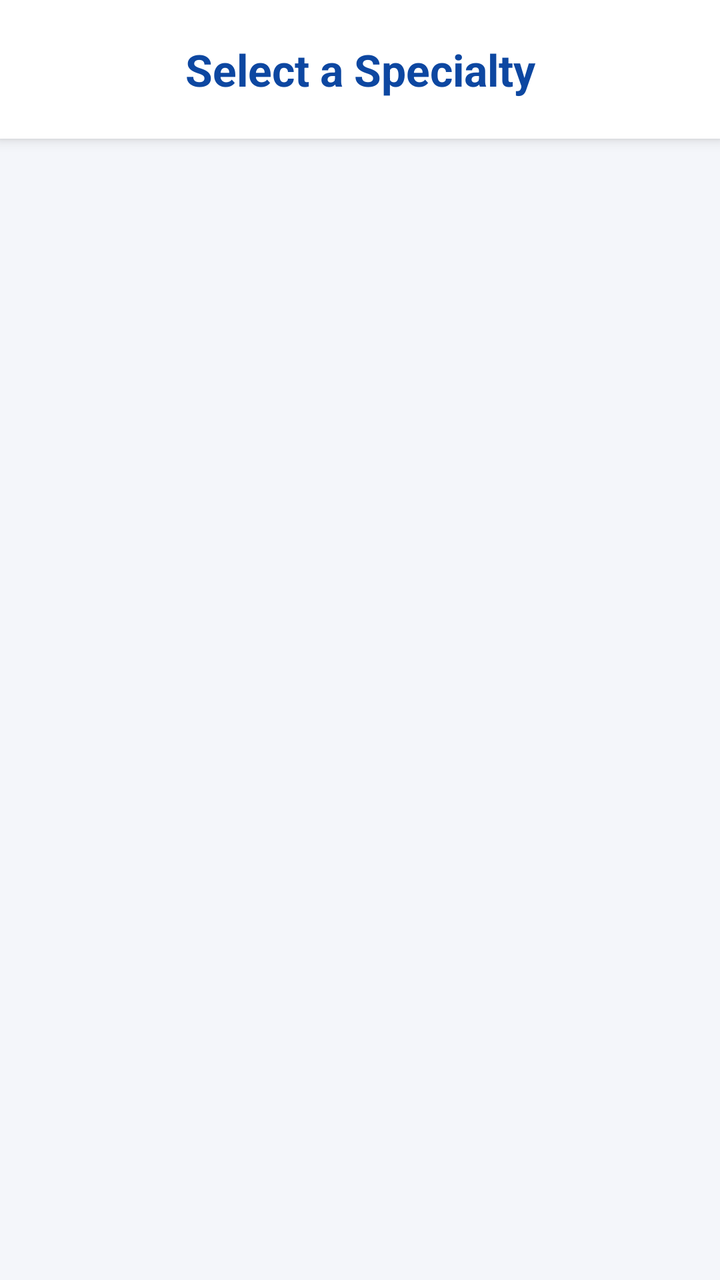
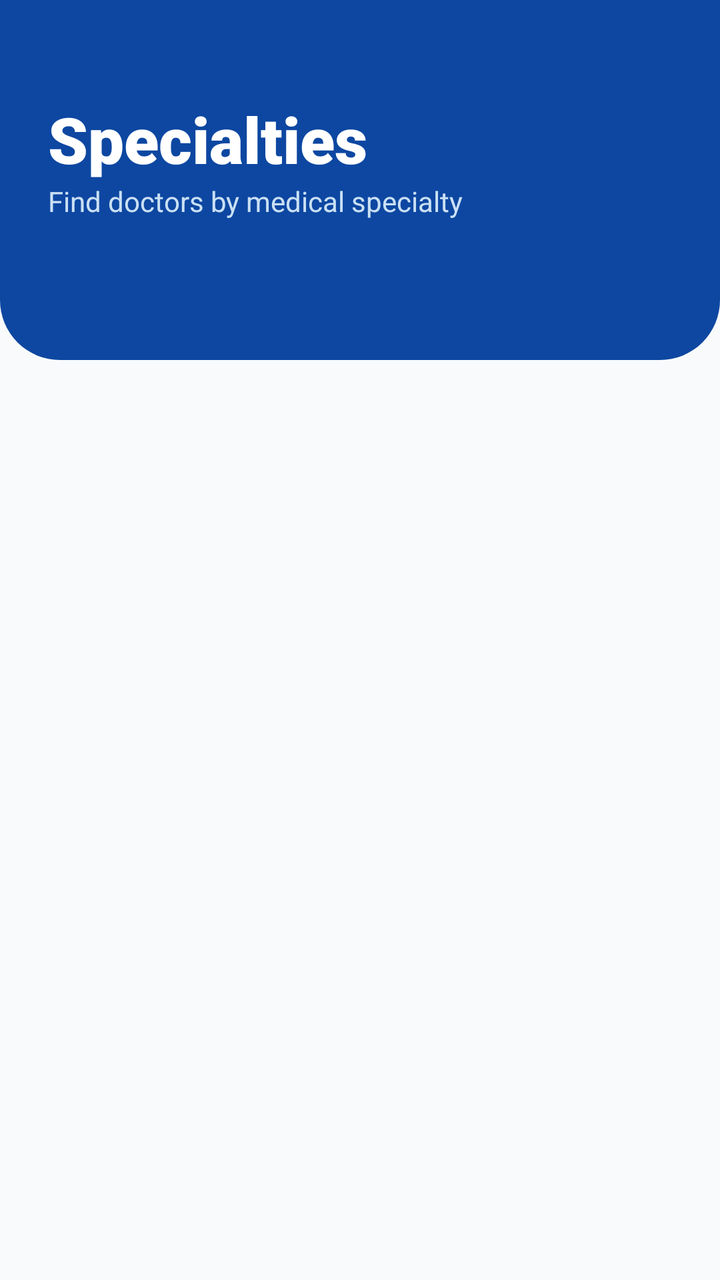

Compare the two renders of this Android layout. The source of the first and the diff that turns it into the second are given below.
<!-- AndroidManifest.xml: application theme Theme.CareLanka -->
<!-- res/layout/activity_specialties.xml -->
<?xml version="1.0" encoding="utf-8"?>
<LinearLayout
    xmlns:android="http://schemas.android.com/apk/res/android"
    android:layout_width="match_parent"
    android:layout_height="match_parent"
    android:orientation="vertical"
    android:background="#F4F6FA"> 

    
    <TextView
        android:layout_width="match_parent"
        android:layout_height="wrap_content"
        android:text="Select a Specialty"
        android:textSize="22sp"
        android:textStyle="bold"
        android:textColor="@color/primaryBlue"
        android:padding="20dp"
        android:gravity="center"
        android:background="@android:color/white"
        android:elevation="4dp"/>

    <androidx.recyclerview.widget.RecyclerView
        android:id="@+id/recyclerSpecialties"
        android:layout_width="match_parent"
        android:layout_height="match_parent"
        android:clipToPadding="false"
        android:paddingTop="8dp"
        android:paddingBottom="8dp"/>

</LinearLayout>
<!-- resources referenced by this layout -->
<resources>
  <color name="primaryBlue">#0D47A1</color>
  <style name="Theme.CareLanka" parent="Base.Theme.CareLanka" />
  <style name="Base.Theme.CareLanka" parent="Theme.Material3.DayNight.NoActionBar">
          
          
      </style>
</resources>

<!-- the commit's change to res/layout/activity_specialties.xml (unified diff, before → after) -->
@@ -1,30 +1,114 @@
 <?xml version="1.0" encoding="utf-8"?>
-<LinearLayout
-    xmlns:android="http://schemas.android.com/apk/res/android"
+<androidx.constraintlayout.widget.ConstraintLayout xmlns:android="http://schemas.android.com/apk/res/android"
+    xmlns:app="http://schemas.android.com/apk/res-auto"
+    xmlns:tools="http://schemas.android.com/tools"
     android:layout_width="match_parent"
     android:layout_height="match_parent"
-    android:orientation="vertical"
-    android:background="#F4F6FA"> 
+    android:background="#F8FAFC">
 
     
+    <View
+        android:id="@+id/headerView"
+        android:layout_width="match_parent"
+        android:layout_height="180dp"
+        android:background="@drawable/header_background"
+        app:layout_constraintTop_toTopOf="parent" />
+
     <TextView
-        android:layout_width="match_parent"
+        android:id="@+id/tvTitle"
+        android:layout_width="wrap_content"
         android:layout_height="wrap_content"
-        android:text="Select a Specialty"
-        android:textSize="22sp"
-        android:textStyle="bold"
-        android:textColor="@color/primaryBlue"
-        android:padding="20dp"
-        android:gravity="center"
-        android:background="@android:color/white"
-        android:elevation="4dp"/>
+        android:layout_marginStart="24dp"
+        android:layout_marginTop="48dp"
+        android:text="Specialties"
+        android:textColor="@color/white"
+        android:textSize="32sp"
+        android:fontFamily="sans-serif-black"
+        app:layout_constraintStart_toStartOf="parent"
+        app:layout_constraintTop_toTopOf="parent" />
 
+    <TextView
+        android:id="@+id/tvSubtitle"
+        android:layout_width="wrap_content"
+        android:layout_height="wrap_content"
+        android:text="Find doctors by medical specialty"
+        android:textColor="#E0F2FE"
+        android:textSize="14sp"
+        android:alpha="0.9"
+        app:layout_constraintStart_toStartOf="@+id/tvTitle"
+        app:layout_constraintTop_toBottomOf="@+id/tvTitle" />
+
+    
     <androidx.recyclerview.widget.RecyclerView
         android:id="@+id/recyclerSpecialties"
         android:layout_width="match_parent"
-        android:layout_height="match_parent"
+        android:layout_height="0dp"
+        android:layout_marginTop="24dp"
+        android:paddingHorizontal="16dp"
+        android:paddingBottom="24dp"
         android:clipToPadding="false"
-        android:paddingTop="8dp"
-        android:paddingBottom="8dp"/>
+        android:scrollbars="none"
+        app:layout_constraintBottom_toBottomOf="parent"
+        app:layout_constraintTop_toBottomOf="@+id/tvSubtitle"
+        tools:listitem="@layout/item_specialty"/>
 
-</LinearLayout>
+</androidx.constraintlayout.widget.ConstraintLayout>
+<!-- res/layout/item_specialty.xml (included above) -->
+<?xml version="1.0" encoding="utf-8"?>
+<com.google.android.material.card.MaterialCardView xmlns:android="http://schemas.android.com/apk/res/android"
+    xmlns:app="http://schemas.android.com/apk/res-auto"
+    android:layout_width="match_parent"
+    android:layout_height="wrap_content"
+    android:layout_marginHorizontal="16dp"
+    android:layout_marginVertical="6dp"
+    app:cardCornerRadius="24dp"
+    app:cardElevation="2dp"
+    app:strokeWidth="0dp"
+    app:cardBackgroundColor="#FFFFFF">
+
+    <LinearLayout
+        android:layout_width="match_parent"
+        android:layout_height="wrap_content"
+        android:orientation="horizontal"
+        android:padding="16dp"
+        android:gravity="center_vertical">
+
+        
+        <com.google.android.material.card.MaterialCardView
+            android:layout_width="54dp"
+            android:layout_height="54dp"
+            app:cardCornerRadius="16dp"
+            app:cardElevation="0dp"
+            app:cardBackgroundColor="#F1F5F9"
+            app:strokeWidth="0dp">
+            <TextView
+                android:id="@+id/tvIcon"
+                android:layout_width="wrap_content"
+                android:layout_height="wrap_content"
+                android:layout_gravity="center"
+                android:text="❤️"
+                android:textSize="26sp"/>
+        </com.google.android.material.card.MaterialCardView>
+
+        <TextView
+            android:id="@+id/tvSpecialtyName"
+            android:layout_width="0dp"
+            android:layout_height="wrap_content"
+            android:layout_weight="1"
+            android:layout_marginStart="16dp"
+            android:text="Cardiologist"
+            android:textSize="17sp"
+            android:fontFamily="sans-serif-black"
+            android:textColor="#1E293B"
+            android:letterSpacing="-0.01"/>
+
+        
+        <ImageView
+            android:layout_width="24dp"
+            android:layout_height="24dp"
+            android:src="@android:drawable/ic_media_play"
+            app:tint="#CBD5E1"
+            android:layout_marginStart="8dp"/>
+
+    </LinearLayout>
+</com.google.android.material.card.MaterialCardView>
<!-- resource entries referenced after the edit -->
@@ -1,5 +1,14 @@
 <!-- resources referenced by this layout -->
 <resources>
+  <color name="white">#FFFFFF</color>
+  <!-- drawable header_background (drawable) -->
+  <?xml version="1.0" encoding="utf-8"?>
+  <shape xmlns:android="http://schemas.android.com/apk/res/android">
+      <solid android:color="@color/primaryBlue" />
+      <corners
+          android:bottomLeftRadius="30dp"
+          android:bottomRightRadius="30dp" />
+  </shape>
   <color name="primaryBlue">#0D47A1</color>
   <style name="Theme.CareLanka" parent="Base.Theme.CareLanka" />
   <style name="Base.Theme.CareLanka" parent="Theme.Material3.DayNight.NoActionBar">
